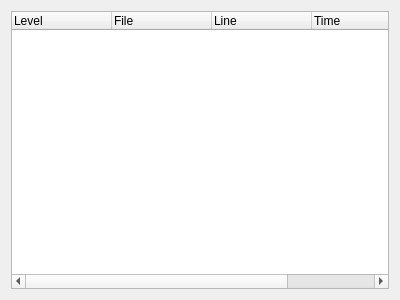
This is assets/ui_files/LogDockWidget.ui in threezinedine/ntt-game-editor as Qt 5 draws it before an edit. The edited form follows.
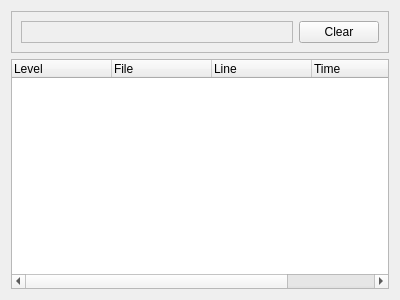
This is the edited form.

Patch:
```diff
--- a/assets/ui_files/LogDockWidget.ui
+++ b/assets/ui_files/LogDockWidget.ui
@@ -15,7 +15,42 @@
   </property>
   <layout class="QVBoxLayout" name="verticalLayout">
    <item>
-    <widget class="QTreeWidget" name="treeWidget">
+    <widget class="QFrame" name="frame">
+     <property name="frameShape">
+      <enum>QFrame::StyledPanel</enum>
+     </property>
+     <property name="frameShadow">
+      <enum>QFrame::Raised</enum>
+     </property>
+     <layout class="QHBoxLayout" name="horizontalLayout">
+      <item>
+       <widget class="QFrame" name="frame_2">
+        <property name="sizePolicy">
+         <sizepolicy hsizetype="Expanding" vsizetype="Preferred">
+          <horstretch>0</horstretch>
+          <verstretch>0</verstretch>
+         </sizepolicy>
+        </property>
+        <property name="frameShape">
+         <enum>QFrame::StyledPanel</enum>
+        </property>
+        <property name="frameShadow">
+         <enum>QFrame::Raised</enum>
+        </property>
+       </widget>
+      </item>
+      <item alignment="Qt::AlignRight">
+       <widget class="QPushButton" name="clearLogButton">
+        <property name="text">
+         <string>Clear</string>
+        </property>
+       </widget>
+      </item>
+     </layout>
+    </widget>
+   </item>
+   <item>
+    <widget class="QTreeWidget" name="logTreeWidget">
      <column>
       <property name="text">
        <string>Level</string>
```
